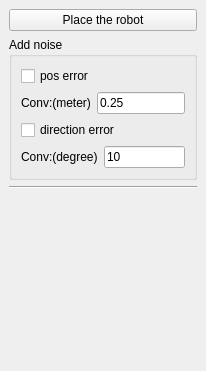
This is include/tmapping/UI/dockSimulation.ui in StumboEugen/TMapping as Qt 5 draws it before an edit. The edited form follows.
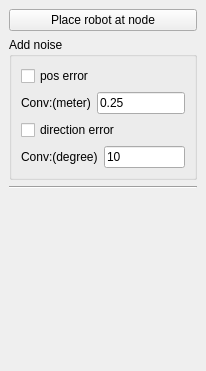
This is the edited form.

Commit message: 添加了Robot类, 现在可以在fakeMap中添加Robot了

What changed in the file:
```diff
--- a/include/tmapping/UI/dockSimulation.ui
+++ b/include/tmapping/UI/dockSimulation.ui
@@ -24,10 +24,10 @@
     <item>
      <widget class="QPushButton" name="btnPlaceRobot">
       <property name="text">
-       <string>Place the robot</string>
+       <string>Place robot at node</string>
       </property>
       <property name="checkable">
-       <bool>true</bool>
+       <bool>false</bool>
       </property>
       <property name="checked">
        <bool>false</bool>
```
The commit also changes 8 other files.
